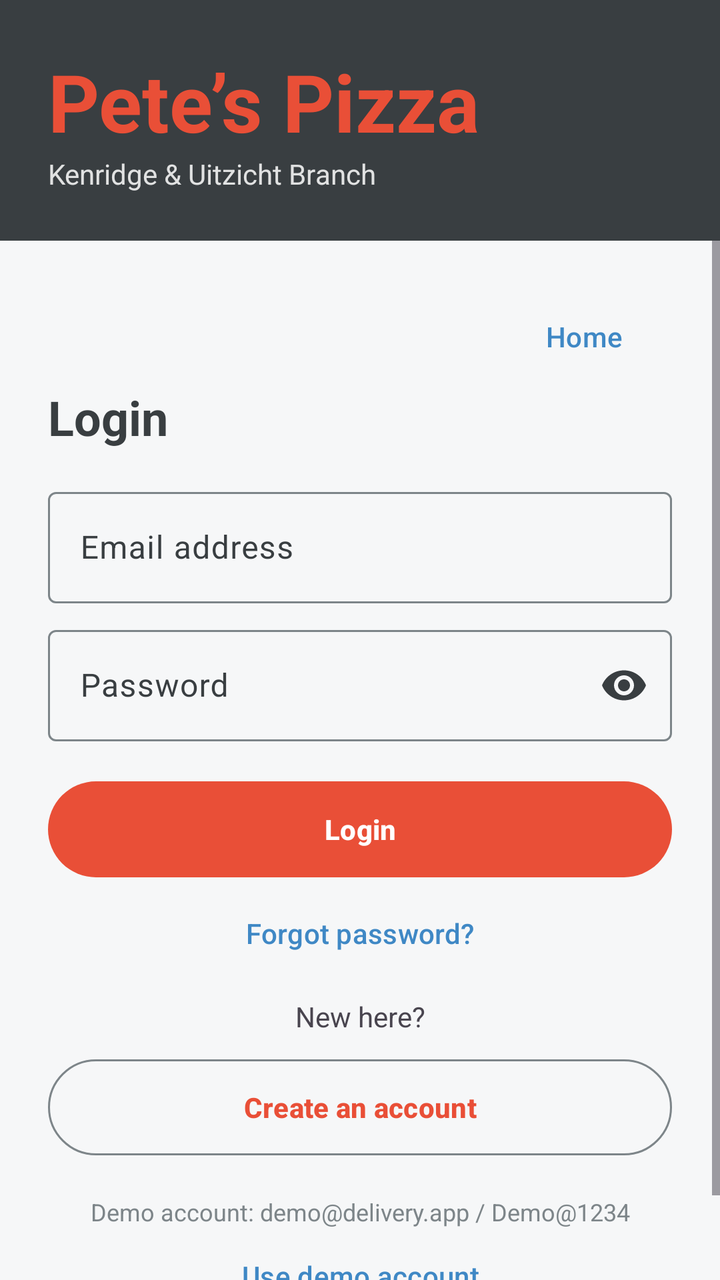
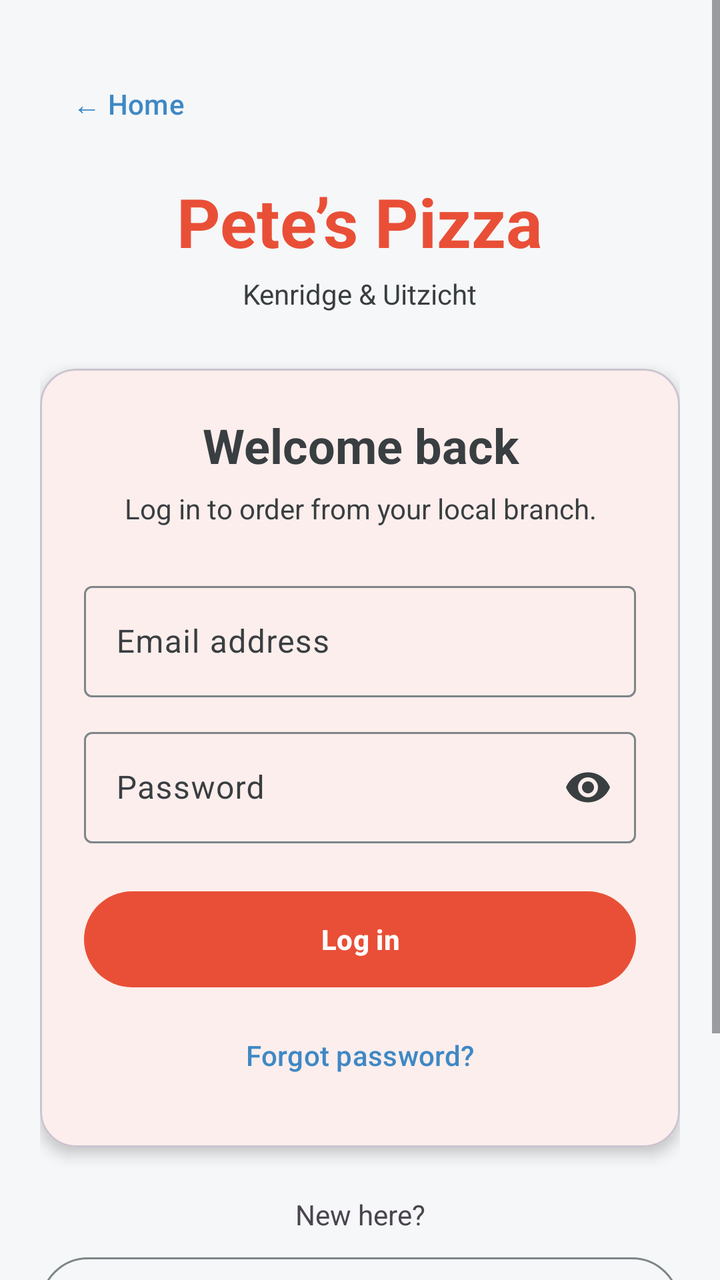

The first picture is an Android layout as it rendered before a commit; the second is the same layout after the commit. The layout source and the unified diff follow.
<!-- AndroidManifest.xml: application theme Theme.DeliveryApp -->
<!-- res/layout/activity_login.xml -->
<?xml version="1.0" encoding="utf-8"?>
<LinearLayout xmlns:android="http://schemas.android.com/apk/res/android" xmlns:app="http://schemas.android.com/apk/res-auto"
    android:layout_width="match_parent" android:layout_height="match_parent" android:orientation="vertical">
    <LinearLayout android:layout_width="match_parent" android:layout_height="wrap_content"
        android:background="@color/gunmetal" android:orientation="vertical" android:padding="24dp"
        android:paddingTop="36dp" android:paddingBottom="36dp">
        <TextView android:layout_width="wrap_content" android:layout_height="wrap_content" android:text="Pete’s Pizza"
            android:textColor="@color/terracotta" android:textSize="40sp" android:textStyle="bold" />
        <TextView android:layout_width="wrap_content" android:layout_height="wrap_content"
            android:text="Kenridge &amp; Uitzicht Branch" android:textColor="#D9FFFFFF" />
    </LinearLayout>
    <ScrollView android:layout_width="match_parent" android:layout_height="0dp" android:layout_weight="1"
        android:fillViewport="true">
        <LinearLayout android:layout_width="match_parent" android:layout_height="wrap_content"
            android:orientation="vertical" android:padding="24dp">
            <com.google.android.material.button.MaterialButton style="@style/Widget.Material3.Button.TextButton"
                android:id="@+id/btnHome" android:layout_width="wrap_content" android:layout_height="wrap_content"
                android:layout_gravity="end" android:text="Home" android:textColor="@color/steel_blue" />
            <TextView android:layout_width="wrap_content" android:layout_height="wrap_content" android:text="Login"
                android:textAppearance="@style/TextAppearance.Material3.HeadlineSmall" android:textStyle="bold" />
            <com.google.android.material.textfield.TextInputLayout
        style="@style/Widget.Material3.TextInputLayout.OutlinedBox"
        android:layout_width="match_parent" android:layout_height="wrap_content"
        android:layout_marginTop="16dp" android:hint="Email address" >
        <com.google.android.material.textfield.TextInputEditText
            android:id="@+id/etEmail" android:layout_width="match_parent" android:layout_height="wrap_content"
            android:inputType="textEmailAddress" android:maxLines="1"/>
    </com.google.android.material.textfield.TextInputLayout>
            <com.google.android.material.textfield.TextInputLayout
        style="@style/Widget.Material3.TextInputLayout.OutlinedBox"
        android:layout_width="match_parent" android:layout_height="wrap_content"
        android:layout_marginTop="8dp" android:hint="Password" app:endIconMode="password_toggle">
        <com.google.android.material.textfield.TextInputEditText
            android:id="@+id/etPassword" android:layout_width="match_parent" android:layout_height="wrap_content"
            android:inputType="textPassword" android:maxLines="1"/>
    </com.google.android.material.textfield.TextInputLayout>
            <TextView android:id="@+id/tvMessage" android:layout_width="match_parent" android:layout_height="wrap_content"
        android:layout_marginTop="12dp" android:visibility="gone" />
            <com.google.android.material.button.MaterialButton 
        android:id="@+id/btnLogin" android:layout_width="match_parent" android:layout_height="56dp"
        android:layout_marginTop="16dp" android:text="Login" android:textStyle="bold" />
            <com.google.android.material.button.MaterialButton style="@style/Widget.Material3.Button.TextButton"
                android:id="@+id/btnForgot" android:layout_width="match_parent" android:layout_height="wrap_content"
                android:text="Forgot password?" android:textColor="@color/steel_blue" />
            <TextView android:layout_width="match_parent" android:layout_height="wrap_content" android:layout_marginTop="8dp"
                android:gravity="center" android:text="New here?" />
            <com.google.android.material.button.MaterialButton style="@style/Widget.Material3.Button.OutlinedButton"
        android:id="@+id/btnRegister" android:layout_width="match_parent" android:layout_height="56dp"
        android:layout_marginTop="8dp" android:text="Create an account" android:textStyle="bold" />
            <TextView android:id="@+id/tvDemoHint" android:layout_width="match_parent" android:layout_height="wrap_content"
                android:layout_marginTop="16dp" android:gravity="center" android:textColor="?attr/colorOutline"
                android:textSize="12sp" android:text="Demo account: demo@delivery.app / Demo@1234" />
            <com.google.android.material.button.MaterialButton style="@style/Widget.Material3.Button.TextButton"
                android:id="@+id/btnDemo" android:layout_width="match_parent" android:layout_height="wrap_content"
                android:text="Use demo account" android:textColor="@color/steel_blue" />
        </LinearLayout>
    </ScrollView>
</LinearLayout>
<!-- resources referenced by this layout -->
<resources>
  <color name="gunmetal">#393E41</color>
  <color name="steel_blue">#3F88C5</color>
  <color name="terracotta">#E94F37</color>
  <style name="Theme.DeliveryApp" parent="Theme.Material3.Light.NoActionBar">
          <item name="colorPrimary">@color/terracotta</item>
          <item name="colorOnPrimary">@color/white</item>
          <item name="colorPrimaryContainer">@color/terracotta_soft</item>
          <item name="colorOnPrimaryContainer">@color/gunmetal</item>
          <item name="colorSecondary">@color/steel_blue</item>
          <item name="colorOnSecondary">@color/white</item>
          <item name="colorSecondaryContainer">@color/steel_blue_soft</item>
          <item name="colorOnSecondaryContainer">@color/gunmetal</item>
          <item name="colorTertiary">@color/gunmetal</item>
          <item name="colorSurface">@color/white</item>
          <item name="colorOnSurface">@color/gunmetal</item>
          <item name="colorSurfaceVariant">@color/paper_variant</item>
          <item name="colorOnSurfaceVariant">@color/gunmetal</item>
          <item name="colorOutline">@color/outline</item>
          <item name="colorError">@color/error_red</item>
          <item name="android:colorBackground">@color/paper</item>
          <item name="android:textColorPrimary">@color/gunmetal</item>
          <item name="android:statusBarColor">@color/gunmetal</item>
          <item name="android:windowLightStatusBar">false</item>
      </style>
  <color name="white">#FFFFFF</color>
  <color name="terracotta_soft">#FCE3DE</color>
  <color name="steel_blue_soft">#DDEBF7</color>
  <color name="paper_variant">#E9ECEE</color>
  <color name="outline">#7D8589</color>
  <color name="error_red">#B3261E</color>
  <color name="paper">#F6F7F8</color>
</resources>

<!-- the commit's change to res/layout/activity_login.xml (unified diff, before → after) -->
@@ -1,58 +1,80 @@
 <?xml version="1.0" encoding="utf-8"?>
-<LinearLayout xmlns:android="http://schemas.android.com/apk/res/android" xmlns:app="http://schemas.android.com/apk/res-auto"
-    android:layout_width="match_parent" android:layout_height="match_parent" android:orientation="vertical">
+<ScrollView xmlns:android="http://schemas.android.com/apk/res/android" xmlns:app="http://schemas.android.com/apk/res-auto"
+    android:layout_width="match_parent" android:layout_height="match_parent" android:fillViewport="true">
     <LinearLayout android:layout_width="match_parent" android:layout_height="wrap_content"
-        android:background="@color/gunmetal" android:orientation="vertical" android:padding="24dp"
-        android:paddingTop="36dp" android:paddingBottom="36dp">
-        <TextView android:layout_width="wrap_content" android:layout_height="wrap_content" android:text="Pete’s Pizza"
-            android:textColor="@color/terracotta" android:textSize="40sp" android:textStyle="bold" />
+        android:gravity="center_horizontal" android:orientation="vertical"
+        android:paddingStart="20dp" android:paddingEnd="20dp" android:paddingTop="28dp" android:paddingBottom="32dp">
+        <com.google.android.material.button.MaterialButton
+            style="@style/Widget.Material3.Button.TextButton"
+            android:id="@+id/btnHome" android:layout_width="wrap_content" android:layout_height="wrap_content"
+            android:layout_gravity="start" android:text="← Home" android:textColor="@color/steel_blue" />
         <TextView android:layout_width="wrap_content" android:layout_height="wrap_content"
-            android:text="Kenridge &amp; Uitzicht Branch" android:textColor="#D9FFFFFF" />
+            android:layout_marginTop="12dp" android:text="Pete’s Pizza" android:textColor="@color/terracotta"
+            android:textSize="34sp" android:textStyle="bold" />
+        <TextView android:layout_width="wrap_content" android:layout_height="wrap_content"
+            android:layout_marginTop="4dp" android:text="Kenridge &amp; Uitzicht"
+            android:textColor="?attr/colorOnSurfaceVariant" />
+        <com.google.android.material.card.MaterialCardView
+            android:layout_width="match_parent" android:layout_height="wrap_content"
+            android:layout_marginTop="28dp" app:cardBackgroundColor="?attr/colorSurface"
+            app:cardCornerRadius="18dp" app:cardElevation="4dp">
+            <LinearLayout android:layout_width="match_parent" android:layout_height="wrap_content"
+                android:orientation="vertical" android:padding="22dp">
+                <TextView android:layout_width="match_parent" android:layout_height="wrap_content"
+                    android:gravity="center" android:text="Welcome back"
+                    android:textAppearance="@style/TextAppearance.Material3.HeadlineSmall"
+                    android:textStyle="bold" />
+                <TextView android:layout_width="match_parent" android:layout_height="wrap_content"
+                    android:layout_marginTop="6dp" android:gravity="center"
+                    android:text="Log in to order from your local branch."
+                    android:textColor="?attr/colorOnSurfaceVariant" />
+                <com.google.android.material.textfield.TextInputLayout
+                    style="@style/Widget.Material3.TextInputLayout.OutlinedBox"
+                    android:layout_width="match_parent" android:layout_height="wrap_content"
+                    android:layout_marginTop="24dp" android:hint="Email address">
+                    <com.google.android.material.textfield.TextInputEditText
+                        android:id="@+id/etEmail" android:layout_width="match_parent"
+                        android:layout_height="wrap_content" android:inputType="textEmailAddress"
+                        android:maxLines="1" />
+                </com.google.android.material.textfield.TextInputLayout>
+                <com.google.android.material.textfield.TextInputLayout
+                    style="@style/Widget.Material3.TextInputLayout.OutlinedBox"
+                    android:layout_width="match_parent" android:layout_height="wrap_content"
+                    android:layout_marginTop="12dp" android:hint="Password" app:endIconMode="password_toggle">
+                    <com.google.android.material.textfield.TextInputEditText
+                        android:id="@+id/etPassword" android:layout_width="match_parent"
+                        android:layout_height="wrap_content" android:inputType="textPassword"
+                        android:maxLines="1" />
+                </com.google.android.material.textfield.TextInputLayout>
+                <TextView android:id="@+id/tvMessage" android:layout_width="match_parent"
+                    android:layout_height="wrap_content" android:layout_marginTop="12dp"
+                    android:visibility="gone" />
+                <com.google.android.material.button.MaterialButton
+                    android:id="@+id/btnLogin" android:layout_width="match_parent"
+                    android:layout_height="56dp" android:layout_marginTop="20dp"
+                    android:text="Log in" android:textStyle="bold" />
+                <com.google.android.material.button.MaterialButton
+                    style="@style/Widget.Material3.Button.TextButton"
+                    android:id="@+id/btnForgot" android:layout_width="match_parent"
+                    android:layout_height="wrap_content" android:layout_marginTop="6dp"
+                    android:text="Forgot password?" android:textColor="@color/steel_blue" />
+            </LinearLayout>
+        </com.google.android.material.card.MaterialCardView>
+        <TextView android:layout_width="match_parent" android:layout_height="wrap_content"
+            android:layout_marginTop="24dp" android:gravity="center" android:text="New here?" />
+        <com.google.android.material.button.MaterialButton
+            style="@style/Widget.Material3.Button.OutlinedButton"
+            android:id="@+id/btnRegister" android:layout_width="match_parent"
+            android:layout_height="56dp" android:layout_marginTop="8dp"
+            android:text="Create an account" android:textStyle="bold" />
+        <TextView android:id="@+id/tvDemoHint" android:layout_width="match_parent"
+            android:layout_height="wrap_content" android:layout_marginTop="16dp"
+            android:gravity="center" android:textColor="?attr/colorOutline"
+            android:textSize="12sp" android:text="Demo account: demo@delivery.app / Demo@1234" />
+        <com.google.android.material.button.MaterialButton
+            style="@style/Widget.Material3.Button.TextButton"
+            android:id="@+id/btnDemo" android:layout_width="match_parent"
+            android:layout_height="wrap_content" android:text="Use demo account"
+            android:textColor="@color/steel_blue" />
     </LinearLayout>
-    <ScrollView android:layout_width="match_parent" android:layout_height="0dp" android:layout_weight="1"
-        android:fillViewport="true">
-        <LinearLayout android:layout_width="match_parent" android:layout_height="wrap_content"
-            android:orientation="vertical" android:padding="24dp">
-            <com.google.android.material.button.MaterialButton style="@style/Widget.Material3.Button.TextButton"
-                android:id="@+id/btnHome" android:layout_width="wrap_content" android:layout_height="wrap_content"
-                android:layout_gravity="end" android:text="Home" android:textColor="@color/steel_blue" />
-            <TextView android:layout_width="wrap_content" android:layout_height="wrap_content" android:text="Login"
-                android:textAppearance="@style/TextAppearance.Material3.HeadlineSmall" android:textStyle="bold" />
-            <com.google.android.material.textfield.TextInputLayout
-        style="@style/Widget.Material3.TextInputLayout.OutlinedBox"
-        android:layout_width="match_parent" android:layout_height="wrap_content"
-        android:layout_marginTop="16dp" android:hint="Email address" >
-        <com.google.android.material.textfield.TextInputEditText
-            android:id="@+id/etEmail" android:layout_width="match_parent" android:layout_height="wrap_content"
-            android:inputType="textEmailAddress" android:maxLines="1"/>
-    </com.google.android.material.textfield.TextInputLayout>
-            <com.google.android.material.textfield.TextInputLayout
-        style="@style/Widget.Material3.TextInputLayout.OutlinedBox"
-        android:layout_width="match_parent" android:layout_height="wrap_content"
-        android:layout_marginTop="8dp" android:hint="Password" app:endIconMode="password_toggle">
-        <com.google.android.material.textfield.TextInputEditText
-            android:id="@+id/etPassword" android:layout_width="match_parent" android:layout_height="wrap_content"
-            android:inputType="textPassword" android:maxLines="1"/>
-    </com.google.android.material.textfield.TextInputLayout>
-            <TextView android:id="@+id/tvMessage" android:layout_width="match_parent" android:layout_height="wrap_content"
-        android:layout_marginTop="12dp" android:visibility="gone" />
-            <com.google.android.material.button.MaterialButton 
-        android:id="@+id/btnLogin" android:layout_width="match_parent" android:layout_height="56dp"
-        android:layout_marginTop="16dp" android:text="Login" android:textStyle="bold" />
-            <com.google.android.material.button.MaterialButton style="@style/Widget.Material3.Button.TextButton"
-                android:id="@+id/btnForgot" android:layout_width="match_parent" android:layout_height="wrap_content"
-                android:text="Forgot password?" android:textColor="@color/steel_blue" />
-            <TextView android:layout_width="match_parent" android:layout_height="wrap_content" android:layout_marginTop="8dp"
-                android:gravity="center" android:text="New here?" />
-            <com.google.android.material.button.MaterialButton style="@style/Widget.Material3.Button.OutlinedButton"
-        android:id="@+id/btnRegister" android:layout_width="match_parent" android:layout_height="56dp"
-        android:layout_marginTop="8dp" android:text="Create an account" android:textStyle="bold" />
-            <TextView android:id="@+id/tvDemoHint" android:layout_width="match_parent" android:layout_height="wrap_content"
-                android:layout_marginTop="16dp" android:gravity="center" android:textColor="?attr/colorOutline"
-                android:textSize="12sp" android:text="Demo account: demo@delivery.app / Demo@1234" />
-            <com.google.android.material.button.MaterialButton style="@style/Widget.Material3.Button.TextButton"
-                android:id="@+id/btnDemo" android:layout_width="match_parent" android:layout_height="wrap_content"
-                android:text="Use demo account" android:textColor="@color/steel_blue" />
-        </LinearLayout>
-    </ScrollView>
-</LinearLayout>
+</ScrollView>
